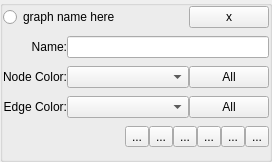
KDE/rocs, file src/Interface/GraphPropertiesWidget.ui: the form before one commit.
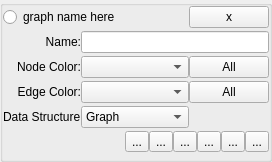
The form after the commit. Custom widgets are drawn as their Qt base class.

```diff
--- a/src/Interface/GraphPropertiesWidget.ui
+++ b/src/Interface/GraphPropertiesWidget.ui
@@ -168,7 +168,7 @@
         </property>
        </widget>
       </item>
-      <item row="3" column="0" colspan="4">
+      <item row="4" column="0" colspan="4">
        <layout class="QHBoxLayout" name="horizontalLayout_2">
         <property name="spacing">
          <number>0</number>
@@ -284,6 +284,40 @@
         </item>
        </layout>
       </item>
+      <item row="3" column="0">
+       <widget class="QLabel" name="label_4">
+        <property name="text">
+         <string>Data Structure</string>
+        </property>
+       </widget>
+      </item>
+      <item row="3" column="2">
+       <widget class="KComboBox" name="_dataStructureType">
+        <property name="editable">
+         <bool>false</bool>
+        </property>
+        <item>
+         <property name="text">
+          <string>Graph</string>
+         </property>
+        </item>
+        <item>
+         <property name="text">
+          <string>Linked List</string>
+         </property>
+        </item>
+        <item>
+         <property name="text">
+          <string>Double Linked List</string>
+         </property>
+        </item>
+        <item>
+         <property name="text">
+          <string>Binary Tree</string>
+         </property>
+        </item>
+       </widget>
+      </item>
      </layout>
     </widget>
    </item>
@@ -311,6 +345,11 @@
    <extends>QComboBox</extends>
    <header>kcolorcombo.h</header>
   </customwidget>
+  <customwidget>
+   <class>KComboBox</class>
+   <extends>QComboBox</extends>
+   <header>kcombobox.h</header>
+  </customwidget>
  </customwidgets>
  <resources/>
  <connections/>
```
